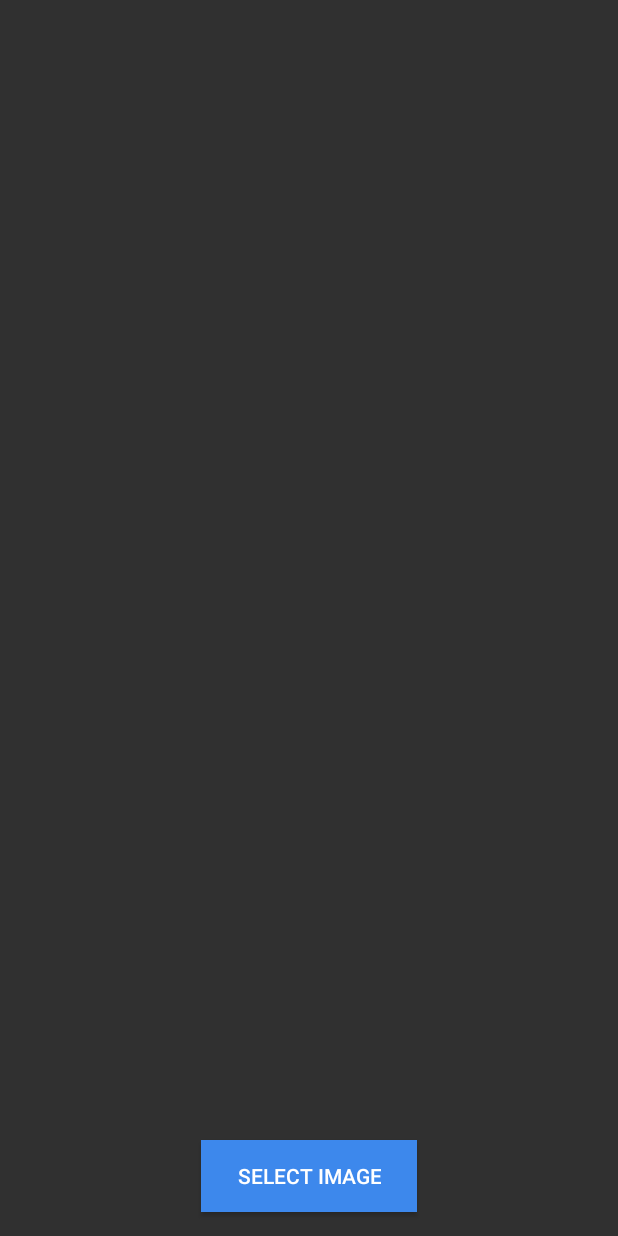
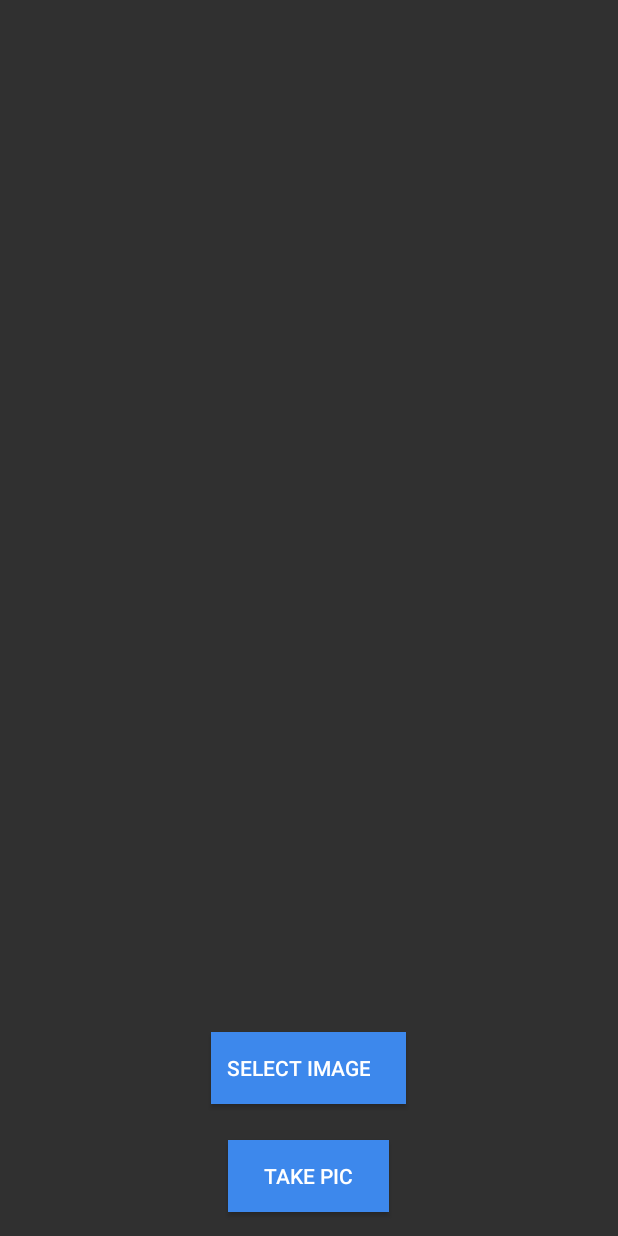
Before and after one commit to HealthInformatics/CDCProject-One, an Android app: the screen it shows after launch (RecognitionActivity), after a tap on "UPLOAD IMGAE", on a phone screen of 412 x 824 dp. Run offline under Robolectric (Android 15) with nearby library versions, the phone set to English and light mode, and no system bars; libraries missing offline, so code that uses them is left out: com.clarifai.api, com.google.android.gms.

Commit message:
Add camera in image recognition
Initialize camera application to take photos and do image recognition

```diff
--- a/app/src/main/AndroidManifest.xml
+++ b/app/src/main/AndroidManifest.xml
@@ -8,6 +8,7 @@
     <uses-permission android:name="android.permission.MEDIA_CONTENT_CONTROL" />
     <uses-permission android:name="android.permission.ACCESS_COARSE_LOCATION" />
     <uses-permission android:name="android.permission.ACCESS_FINE_LOCATION" />
+    <uses-feature android:name="android.hardware.camera2" android:required="true"/>
 
     <application
         android:allowBackup="true"
--- a/app/src/main/java/com/clarifai/androidstarter/MainActivity.java
+++ b/app/src/main/java/com/clarifai/androidstarter/MainActivity.java
@@ -23,7 +23,7 @@ public class MainActivity extends AppCompatActivity implements View.OnClickListe
 {
     public static final String TAG = MainActivity.class.getName();
 
-    private Button selectButton;
+    private Button selectButton;//for image recognition
     private Button searchMapBtn;
     private Button shareButton;
 
@@ -33,7 +33,7 @@ public class MainActivity extends AppCompatActivity implements View.OnClickListe
         super.onCreate(savedInstanceState);
         setContentView(R.layout.activity_main);
 
-        selectButton = (Button) findViewById(R.id.upload_image);
+        selectButton = (Button) findViewById(R.id.upload_image);//for upload images from gallery
         searchMapBtn = (Button) findViewById(R.id.searchMapBtn);
         shareButton = (Button) findViewById(R.id.shareButton);
         searchMapBtn.setOnClickListener(this);
@@ -84,9 +84,9 @@ public class MainActivity extends AppCompatActivity implements View.OnClickListe
         startActivity(mapIntent);
     }
 
-    public void start_upload_image(View view)
+    public void start_upload_image(View view)//start the recognition activity
     {
-        Intent intent = new Intent(this, RecognitionActivity.class);
-        startActivity(intent);
+        Intent recognition_intent = new Intent(this, RecognitionActivity.class);
+        startActivity(recognition_intent);
     }
 }
--- a/app/src/main/java/com/clarifai/androidstarter/RecognitionActivity.java
+++ b/app/src/main/java/com/clarifai/androidstarter/RecognitionActivity.java
@@ -7,6 +7,7 @@ import android.graphics.BitmapFactory;
 import android.net.Uri;
 import android.os.AsyncTask;
 import android.os.Bundle;
+import android.provider.MediaStore;
 import android.util.Log;
 import android.view.View;
 import android.widget.Button;
@@ -30,10 +31,12 @@ public class RecognitionActivity extends Activity {
   private static final String TAG = RecognitionActivity.class.getSimpleName();
 
   private static final int CODE_PICK = 1111;
+  private static final int CODE_CAM=1112;
 
   private final ClarifaiClient client = new ClarifaiClient(Credentials.CLIENT_ID,
       Credentials.CLIENT_SECRET);
   private Button selectButton;
+  private Button cameraButton;
   private ImageView imageView;
   private TextView textView;
 
@@ -44,6 +47,7 @@ public class RecognitionActivity extends Activity {
     imageView = (ImageView) findViewById(R.id.image_view);
     textView = (TextView) findViewById(R.id.text_view);
     selectButton = (Button) findViewById(R.id.select_button);
+    cameraButton=(Button) findViewById(R.id.camera_button);
     selectButton.setOnClickListener(new View.OnClickListener() {
       @Override public void onClick(View v) {
         // Send an intent to launch the media picker.;
@@ -54,12 +58,40 @@ public class RecognitionActivity extends Activity {
         startActivityForResult(Intent.createChooser(intent, "Select Picture"), CODE_PICK);
       }
     });
+
+    cameraButton.setOnClickListener(
+            new View.OnClickListener()
+            {
+              @Override
+              public void onClick(View v)
+              {
+                Intent cam_intent=new Intent(MediaStore.ACTION_IMAGE_CAPTURE);
+                startActivityForResult(cam_intent,CODE_CAM);
+              }
+            }
+
+
+
+
+    );
+
+
+
+
     Intent receive_intent=getIntent();
   }
 
+
+
+
+
+
+
+
   @Override protected void onActivityResult(int requestCode, int resultCode, Intent intent) {
     super.onActivityResult(requestCode, resultCode, intent);
-    if (requestCode == CODE_PICK && resultCode == RESULT_OK) {
+    if (requestCode == CODE_PICK && resultCode == RESULT_OK)
+    {
       // The user picked an image. Send it to Clarifai for recognition.
       Log.d(TAG, "User picked image: " + intent.getData());
       Bitmap bitmap = loadBitmapFromUri(intent.getData());
@@ -79,7 +111,21 @@ public class RecognitionActivity extends Activity {
         }.execute(bitmap);
       } else {
         textView.setText("Unable to load selected image.");
+
       }
+    }
+    else if(requestCode==CODE_CAM&&resultCode==RESULT_OK)
+    {
+      Bitmap bp=(Bitmap) intent.getExtras().get("data");
+      imageView.setImageBitmap(bp);
+      new AsyncTask<Bitmap, Void, RecognitionResult>() {
+        @Override protected RecognitionResult doInBackground(Bitmap... bitmaps) {
+          return recognizeBitmap(bitmaps[0]);
+        }
+        @Override protected void onPostExecute(RecognitionResult result) {
+          updateUIForResult(result);
+        }
+      }.execute(bp);
     }
   }
 
--- a/app/src/main/res/layout/activity_recognition.xml
+++ b/app/src/main/res/layout/activity_recognition.xml
@@ -33,8 +33,19 @@
       android:text="@string/select_image"
       android:layout_marginTop="8dp"
       android:layout_marginBottom="16dp"
-      android:paddingLeft="24dp"
+      android:paddingLeft="10dp"
       android:paddingRight="24dp"
       />
+    <Button
+        android:id="@+id/camera_button"
+        android:layout_width="wrap_content"
+        android:layout_height="wrap_content"
+        android:background="#3d88ec"
+        android:text="@string/take_image"
+        android:layout_marginTop="8dp"
+        android:layout_marginBottom="16dp"
+        android:paddingLeft="24dp"
+        android:paddingRight="24dp"
+        />
 
 </LinearLayout>
--- a/app/src/main/res/values/strings.xml
+++ b/app/src/main/res/values/strings.xml
@@ -1,6 +1,7 @@
 <resources>
     <string name="app_name">CDC</string>
     <string name="select_image">Select Image</string>
+    <string name="take_image">Take Pic</string>
     <string name="upload_image">Upload Imgae</string>
     <string name="user_image">User image</string>
     <string name="title_activity_main">MainActivity</string>
```
